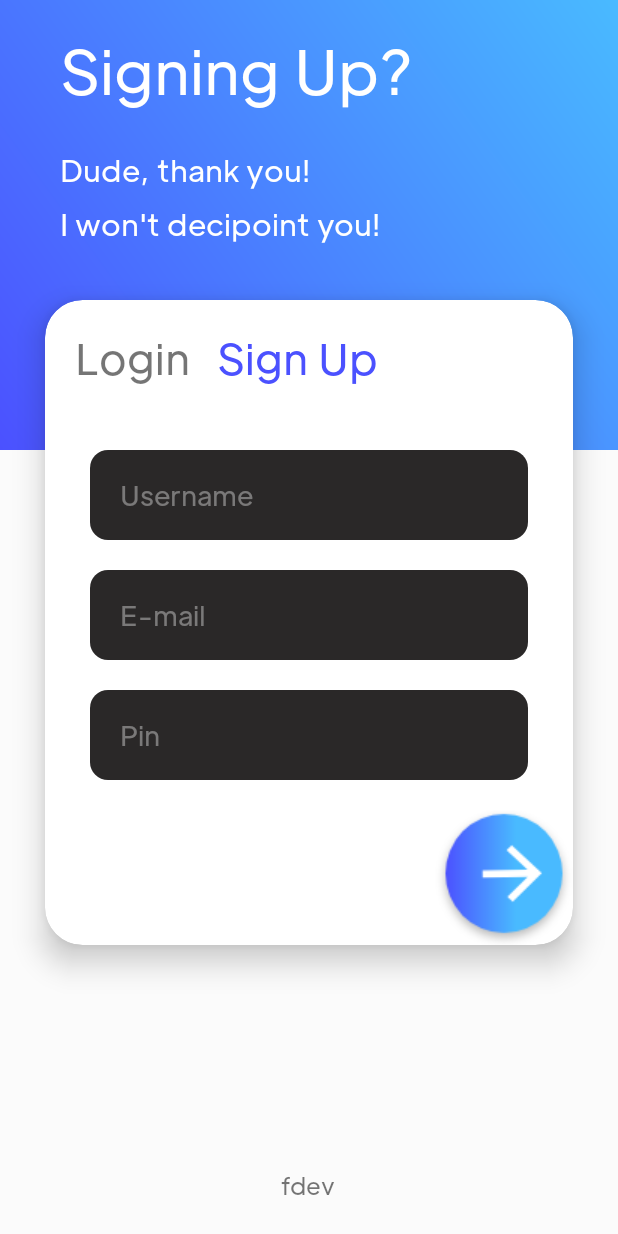
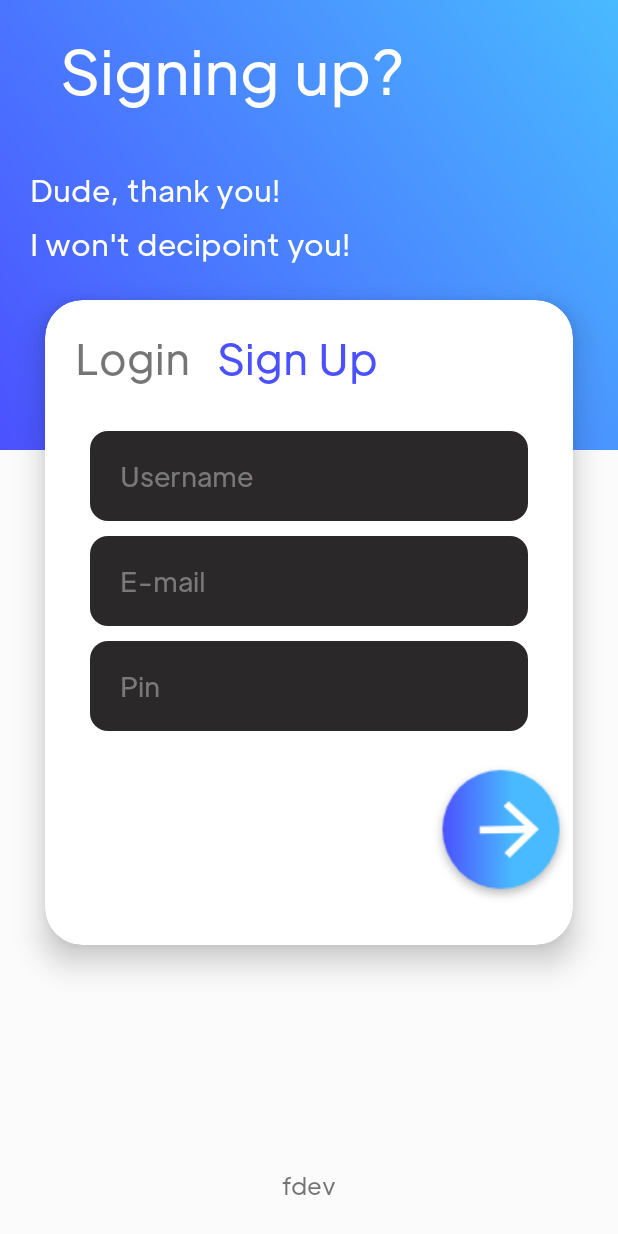
Before and after one commit to FatiGurqiti/Neutro, an Android app: the SignUp screen opened directly, with no data from a screen before it, on a phone screen of 412 x 824 dp. Run offline under Robolectric (Android 15) with nearby library versions, the phone set to English and light mode, and no system bars; our stand-ins replace Firebase (no records; nobody signed in at launch, a user with empty details on screens opened directly).

Commit message:
Design fix

```diff
--- a/app/src/main/res/layout/activity_sign_up.xml
+++ b/app/src/main/res/layout/activity_sign_up.xml
@@ -1,5 +1,5 @@
 <?xml version="1.0" encoding="utf-8"?>
-<RelativeLayout xmlns:android="http://schemas.android.com/apk/res/android"
+<androidx.constraintlayout.widget.ConstraintLayout xmlns:android="http://schemas.android.com/apk/res/android"
     xmlns:app="http://schemas.android.com/apk/res-auto"
     xmlns:tools="http://schemas.android.com/tools"
     android:layout_width="match_parent"
@@ -8,12 +8,58 @@
     tools:context=".SignUp">
 
     <ImageView
-        android:id="@+id/imageView"
+        android:id="@+id/blueBackground"
         android:layout_width="match_parent"
         android:layout_height="300dp"
+        app:layout_constraintStart_toStartOf="parent"
         app:layout_constraintTop_toTopOf="parent"
         app:srcCompat="@drawable/bluebg"
         tools:layout_editor_absoluteX="122dp" />
+
+    <ProgressBar
+        android:id="@+id/progressBarinSignUp"
+        style="?android:attr/progressBarStyle"
+        android:layout_width="100dp"
+        android:layout_height="100dp"
+        android:elevation="12dp"
+        android:translationZ="12dp"
+        android:visibility="invisible"
+        app:layout_constraintBottom_toBottomOf="parent"
+        app:layout_constraintEnd_toEndOf="parent"
+        app:layout_constraintStart_toStartOf="parent"
+        app:layout_constraintTop_toTopOf="parent" />
+
+    <TextView
+        android:id="@+id/signUp"
+        android:layout_width="wrap_content"
+        android:layout_height="wrap_content"
+        android:layout_alignParentStart="true"
+        android:layout_alignParentTop="true"
+        android:layout_centerHorizontal="true"
+        android:layout_marginStart="40dp"
+        android:layout_marginTop="20dp"
+        android:fontFamily="@font/plusjakartatextregular"
+        android:text="Signing up?"
+        android:textColor="@color/white"
+        android:textSize="40sp"
+        app:layout_constraintStart_toStartOf="parent"
+        app:layout_constraintTop_toTopOf="parent" />
+
+    <TextView
+        android:layout_width="wrap_content"
+        android:layout_height="wrap_content"
+        android:layout_alignParentStart="true"
+        android:layout_alignParentTop="true"
+        android:layout_centerHorizontal="true"
+        android:layout_marginStart="20dp"
+        android:layout_marginTop="40dp"
+        android:fontFamily="@font/plusjakartatextregular"
+        android:lineSpacingExtra="10dp"
+        android:text="Dude, thank you! \nI won't decipoint you!"
+        android:textColor="@color/white"
+        android:textSize="20sp"
+        app:layout_constraintStart_toStartOf="parent"
+        app:layout_constraintTop_toBottomOf="@+id/signUp" />
 
     <androidx.cardview.widget.CardView
         android:layout_width="match_parent"
@@ -21,12 +67,18 @@
         android:layout_marginLeft="30dp"
         android:layout_marginTop="200dp"
         android:layout_marginRight="30dp"
-        android:background="@color/white"
         android:elevation="10dp"
         android:outlineAmbientShadowColor="@color/black"
         android:outlineSpotShadowColor="@color/black"
         android:translationZ="10dp"
-        app:cardCornerRadius="25dp">
+        app:cardCornerRadius="25dp"
+        app:layout_constraintEnd_toEndOf="parent"
+        app:layout_constraintStart_toStartOf="parent"
+        app:layout_constraintTop_toTopOf="parent">
+
+        <androidx.constraintlayout.widget.ConstraintLayout
+            android:layout_width="match_parent"
+            android:layout_height="match_parent">
 
             <TextView
                 android:id="@+id/loginTxt"
@@ -39,11 +91,14 @@
                 android:fontFamily="@font/plusjakartatextregular"
                 android:text="Login"
                 android:textSize="28sp"
-            android:translationZ="11dp" />
+                android:translationZ="11dp"
+                app:layout_constraintStart_toStartOf="parent"
+                app:layout_constraintTop_toTopOf="parent" />
 
             <TextView
                 android:layout_width="match_parent"
                 android:layout_height="wrap_content"
+                android:layout_marginLeft="25dp"
                 android:layout_marginTop="20dp"
                 android:layout_marginRight="130dp"
                 android:clickable="true"
@@ -51,7 +106,9 @@
                 android:text="Sign Up"
                 android:textAlignment="textEnd"
                 android:textColor="#4b51ff"
-            android:textSize="28sp" />
+                android:textSize="28sp"
+                app:layout_constraintStart_toEndOf="@+id/loginTxt"
+                app:layout_constraintTop_toTopOf="parent" />
 
             <EditText
                 android:id="@+id/editTextTextUsernameinSignup"
@@ -59,17 +116,20 @@
                 android:layout_height="60dp"
                 android:layout_centerHorizontal="true"
                 android:layout_marginLeft="30dp"
-            android:layout_marginTop="100dp"
+                android:layout_marginTop="30dp"
                 android:layout_marginRight="30dp"
                 android:background="@drawable/inputbg"
+                android:ems="10"
                 android:fontFamily="@font/plusjakartatextregular"
-            android:ems="10"
-            android:maxLength="16"
                 android:hint="Username"
                 android:inputType="textEmailAddress"
+                android:maxLength="16"
                 android:paddingLeft="20dp"
                 android:textColor="@color/white"
-            android:textColorHint="#60FFFFFF" />
+                android:textColorHint="#60FFFFFF"
+                app:layout_constraintEnd_toEndOf="parent"
+                app:layout_constraintStart_toStartOf="parent"
+                app:layout_constraintTop_toBottomOf="@+id/loginTxt" />
 
 
             <EditText
@@ -78,16 +138,19 @@
                 android:layout_height="60dp"
                 android:layout_centerHorizontal="true"
                 android:layout_marginLeft="30dp"
-            android:layout_marginTop="180dp"
+                android:layout_marginTop="10dp"
                 android:layout_marginRight="30dp"
                 android:background="@drawable/inputbg"
+                android:ems="10"
                 android:fontFamily="@font/plusjakartatextregular"
-            android:ems="10"
                 android:hint="E-mail"
                 android:inputType="textEmailAddress"
                 android:paddingLeft="20dp"
                 android:textColor="@color/white"
-            android:textColorHint="#60FFFFFF" />
+                android:textColorHint="#60FFFFFF"
+                app:layout_constraintEnd_toEndOf="parent"
+                app:layout_constraintStart_toStartOf="parent"
+                app:layout_constraintTop_toBottomOf="@+id/editTextTextUsernameinSignup" />
 
             <EditText
                 android:id="@+id/editTextNumberPasswordinSignup"
@@ -95,40 +158,40 @@
                 android:layout_height="60dp"
                 android:layout_centerHorizontal="true"
                 android:layout_marginLeft="30dp"
-            android:layout_marginTop="260dp"
+                android:layout_marginTop="10dp"
                 android:layout_marginRight="30dp"
                 android:background="@drawable/inputbg"
+                android:ems="10"
                 android:fontFamily="@font/plusjakartatextregular"
-            android:ems="10"
-            android:maxLength="6"
                 android:hint="Pin"
                 android:inputType="numberPassword"
+                android:maxLength="6"
                 android:paddingLeft="20dp"
                 android:textColor="@color/white"
-            android:textColorHint="#60FFFFFF" />
+                android:textColorHint="#60FFFFFF"
+                app:layout_constraintEnd_toEndOf="parent"
+                app:layout_constraintStart_toStartOf="parent"
+                app:layout_constraintTop_toBottomOf="@+id/editTextTextEmailAddressinSignup" />
 
             <ImageButton
                 android:id="@+id/SignBtn"
                 android:layout_width="wrap_content"
                 android:layout_height="wrap_content"
                 android:layout_centerHorizontal="true"
-            android:layout_marginLeft="260dp"
-            android:layout_marginTop="340dp"
+                android:layout_marginTop="20dp"
                 android:background="@android:color/transparent"
+                android:backgroundTint="@color/black"
                 android:clickable="true"
+                android:elevation="30dp"
+                android:fadingEdge="vertical"
+                android:outlineAmbientShadowColor="@color/black"
+                android:outlineSpotShadowColor="@color/black"
+                android:translationZ="30dp"
+                app:layout_constraintEnd_toEndOf="parent"
+                app:layout_constraintTop_toBottomOf="@+id/editTextNumberPasswordinSignup"
                 app:srcCompat="@drawable/gobtn" />
 
-        <ProgressBar
-            android:id="@+id/progressBarinSignUp"
-            style="?android:attr/progressBarStyle"
-            android:layout_width="100dp"
-            android:layout_height="100dp"
-            android:layout_marginTop="150dp"
-            android:layout_marginLeft="125dp"
-            android:visibility="invisible"
-
-            />
-
+        </androidx.constraintlayout.widget.ConstraintLayout>
 
     </androidx.cardview.widget.CardView>
 
@@ -142,34 +205,9 @@
         android:layout_marginBottom="23dp"
         android:fontFamily="@font/plusjakartatextregular"
         android:text="fdev"
-        android:textSize="16sp" />
+        android:textSize="16sp"
+        app:layout_constraintBottom_toBottomOf="parent"
+        app:layout_constraintEnd_toEndOf="parent"
+        app:layout_constraintStart_toStartOf="parent" />
 
-    <TextView
-        android:id="@+id/textView3"
-        android:layout_width="wrap_content"
-        android:layout_height="wrap_content"
-        android:layout_alignParentStart="true"
-        android:layout_alignParentTop="true"
-        android:layout_centerHorizontal="true"
-        android:layout_marginStart="40dp"
-        android:layout_marginTop="20dp"
-        android:text="Signing Up?"
-        android:fontFamily="@font/plusjakartatextregular"
-        android:textColor="@color/white"
-        android:textSize="40sp" />
-
-    <TextView
-        android:layout_width="wrap_content"
-        android:layout_height="wrap_content"
-        android:layout_alignParentStart="true"
-        android:layout_alignParentTop="true"
-        android:layout_centerHorizontal="true"
-        android:layout_marginStart="40dp"
-        android:layout_marginTop="100dp"
-        android:lineSpacingExtra="10dp"
-        android:fontFamily="@font/plusjakartatextregular"
-        android:text="Dude, thank you! \nI won't decipoint you!"
-        android:textColor="@color/white"
-        android:textSize="20sp" />
-
-</RelativeLayout>
+</androidx.constraintlayout.widget.ConstraintLayout>
```
Also changed, not shown: app/src/main/java/com/fdev/ode/ForgotPassword.kt (+43 -26 lines), app/src/main/res/layout/activity_forgot_password.xml (+47 -45 lines), app/src/main/res/layout/activity_login.xml (+99 -59 lines). Lines whose indentation alone changed are shown as unchanged.
